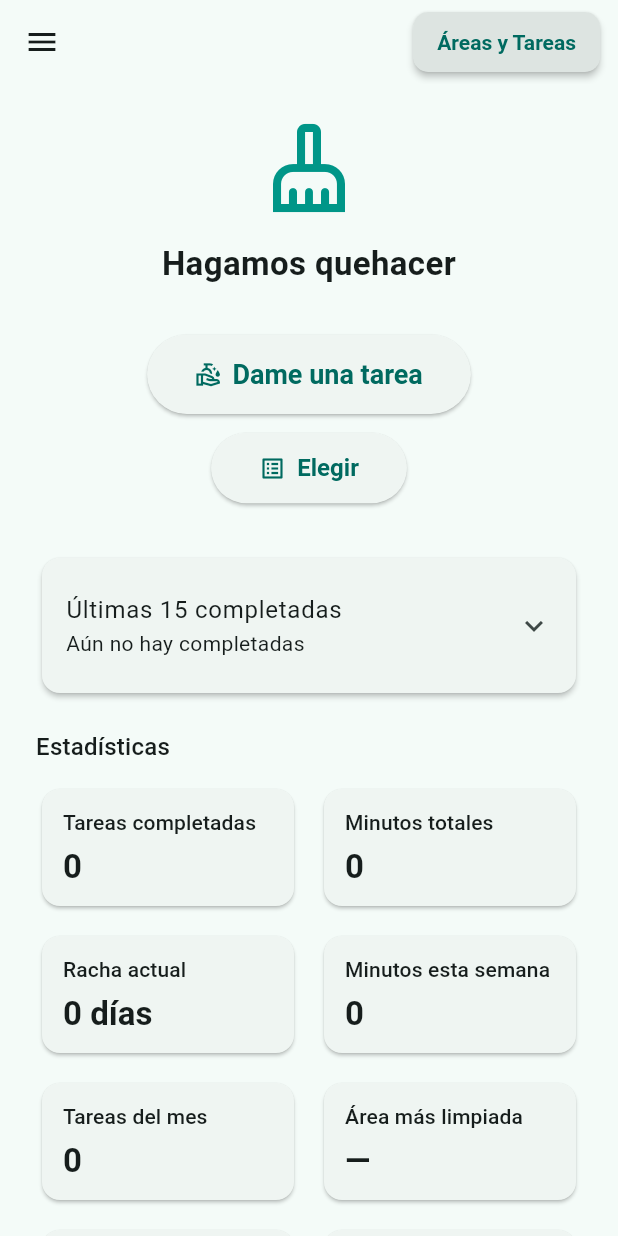
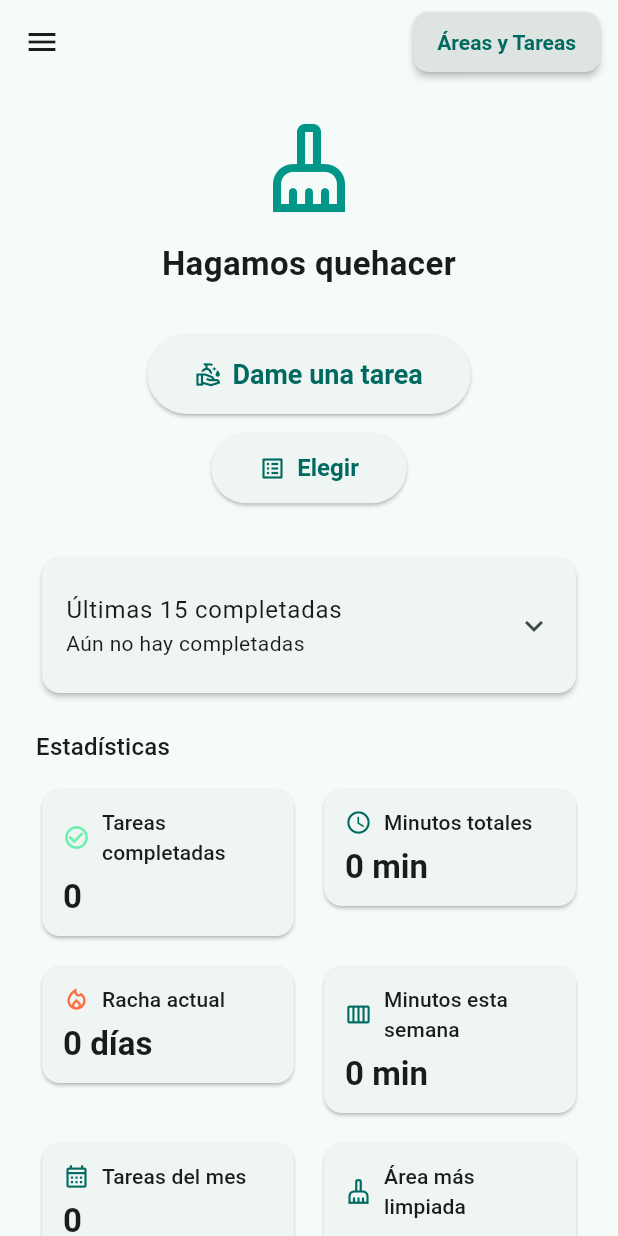
Before and after one commit to wmzd/limpiacasa, a Flutter app: the screen it shows after launch, on a phone screen of 412 x 824 dp. Run offline on Flutter 3.47's test engine with Material 3 defaults, Android fonts, the phone set to English and light mode, and no system bars; our stand-ins replace flutter_local_notifications, shared_preferences, timezone; missing offline and left inert: flutter_ringtone_player.

Commit message:
IU: Issue #13

```diff
--- a/lib/main.dart
+++ b/lib/main.dart
@@ -147,6 +147,14 @@ class _RandomNumberScreenState extends State<RandomNumberScreen> {
       _recent = entries;
       _stats = stats;
     });
+  }
+
+  String _formatMinutes(int minutes) {
+    if (minutes < 60) return '$minutes min';
+    final hours = minutes ~/ 60;
+    final mins = minutes % 60;
+    if (mins == 0) return '$hours h';
+    return '$hours h $mins min';
   }
 
   Future<void> _showAreaPicker(BuildContext context) async {
@@ -393,14 +401,21 @@ class _RandomNumberScreenState extends State<RandomNumberScreen> {
                   runSpacing: 12,
                   alignment: WrapAlignment.start,
                   children: [
-                    _KpiCard(label: 'Tareas completadas', value: _stats.completedTasks.toString(), width: cardWidth),
-                    _KpiCard(label: 'Minutos totales', value: _stats.totalMinutes.toString(), width: cardWidth),
-                    _KpiCard(label: 'Racha actual', value: '${_stats.currentStreak} días', width: cardWidth),
-                    _KpiCard(label: 'Minutos esta semana', value: _stats.minutesThisWeek.toString(), width: cardWidth),
-                    _KpiCard(label: 'Tareas del mes', value: _stats.tasksThisMonth.toString(), width: cardWidth),
-                    _KpiCard(label: 'Área más limpiada', value: _stats.topCleanArea ?? '—', width: cardWidth),
-                    _KpiCard(label: 'Área más saltada', value: _stats.topSkippedArea ?? '—', width: cardWidth),
-                    _KpiCard(label: 'Tarea con más minutos', value: _stats.longestTaskLabel ?? '—', width: cardWidth),
+                    _KpiCard(label: 'Tareas completadas', value: _stats.completedTasks.toString(), width: cardWidth, icon: Icons.check_circle_outline, iconColor: Colors.greenAccent),
+                    _KpiCard(label: 'Minutos totales', value: _formatMinutes(_stats.totalMinutes), width: cardWidth, icon: Icons.schedule_outlined),
+                    _KpiCard(label: 'Racha actual', value: '${_stats.currentStreak} días', width: cardWidth, icon: Icons.local_fire_department_outlined, iconColor: Colors.deepOrangeAccent),
+                    _KpiCard(label: 'Minutos esta semana', value: _formatMinutes(_stats.minutesThisWeek), width: cardWidth, icon: Icons.calendar_view_week_outlined),
+                    _KpiCard(label: 'Tareas del mes', value: _stats.tasksThisMonth.toString(), width: cardWidth, icon: Icons.calendar_month_outlined),
+                    _KpiCard(label: 'Área más limpiada', value: _stats.topCleanArea ?? '—', width: cardWidth, icon: Icons.cleaning_services_outlined),
+                    _KpiCard(label: 'Área más saltada', value: _stats.topSkippedArea ?? '—', width: cardWidth, icon: Icons.close_outlined, iconColor: Colors.redAccent),
+                    _KpiCard(
+                      label: 'Tarea con más minutos',
+                      value: _stats.longestTaskArea == null || _stats.longestTaskMinutes == null
+                          ? '—'
+                          : '${_stats.longestTaskArea} · ${_formatMinutes(_stats.longestTaskMinutes!)}',
+                      width: cardWidth,
+                      icon: Icons.hourglass_bottom_outlined,
+                    ),
                   ],
                 );
               },
@@ -413,11 +428,13 @@ class _RandomNumberScreenState extends State<RandomNumberScreen> {
 }
 
 class _KpiCard extends StatelessWidget {
-  const _KpiCard({required this.label, required this.value, required this.width});
+  const _KpiCard({required this.label, required this.value, required this.width, required this.icon, this.iconColor});
 
   final String label;
   final String value;
   final double width;
+  final IconData icon;
+  final Color? iconColor;
 
   @override
   Widget build(BuildContext context) {
@@ -431,7 +448,13 @@ class _KpiCard extends StatelessWidget {
           child: Column(
             crossAxisAlignment: CrossAxisAlignment.start,
             children: [
-              Text(label, style: Theme.of(context).textTheme.labelLarge),
+              Row(
+                children: [
+                  Icon(icon, size: 18, color: iconColor ?? Theme.of(context).colorScheme.primary),
+                  const SizedBox(width: 8),
+                  Expanded(child: Text(label, style: Theme.of(context).textTheme.labelLarge)),
+                ],
+              ),
               const SizedBox(height: 6),
               Text(value, style: Theme.of(context).textTheme.titleLarge?.copyWith(fontWeight: FontWeight.w700)),
             ],
@@ -1316,7 +1339,8 @@ class DashboardStats {
     required this.topSkippedArea,
     required this.minutesThisWeek,
     required this.tasksThisMonth,
-    required this.longestTaskLabel,
+    required this.longestTaskArea,
+    required this.longestTaskMinutes,
   });
 
   final int completedTasks;
@@ -1326,7 +1350,8 @@ class DashboardStats {
   final String? topSkippedArea;
   final int minutesThisWeek;
   final int tasksThisMonth;
-  final String? longestTaskLabel;
+  final String? longestTaskArea;
+  final int? longestTaskMinutes;
 
   factory DashboardStats.empty() => const DashboardStats(
         completedTasks: 0,
@@ -1336,7 +1361,8 @@ class DashboardStats {
         topSkippedArea: null,
         minutesThisWeek: 0,
         tasksThisMonth: 0,
-        longestTaskLabel: null,
+        longestTaskArea: null,
+        longestTaskMinutes: null,
       );
 }
 
@@ -1524,14 +1550,16 @@ class StorageService {
       topSkippedArea = skipCounts.entries.reduce((a, b) => a.value >= b.value ? a : b).key;
     }
 
-    String? longestTaskLabel;
+    String? longestTaskArea;
+    int? longestTaskMinutes;
     if (completed.isNotEmpty) {
       final byArea = <String, int>{};
       for (final e in completed) {
         byArea[e.area] = (byArea[e.area] ?? 0) + e.minutes;
       }
       final top = byArea.entries.reduce((a, b) => a.value >= b.value ? a : b);
-      longestTaskLabel = '${top.key} · ${top.value} min';
+      longestTaskArea = top.key;
+      longestTaskMinutes = top.value;
     }
 
     // minutes this week (last 7 days including today)
@@ -1553,7 +1581,8 @@ class StorageService {
       topSkippedArea: topSkippedArea,
       minutesThisWeek: minutesThisWeek,
       tasksThisMonth: tasksThisMonth,
-      longestTaskLabel: longestTaskLabel,
+      longestTaskArea: longestTaskArea,
+      longestTaskMinutes: longestTaskMinutes,
     );
   }
 
--- a/pubspec.yaml
+++ b/pubspec.yaml
@@ -1,7 +1,7 @@
 name: limpiacasa
 description: "Una app sencilla para hacer el quehacer de la casa poco a poco"
 publish_to: 'none' # Remove this line if you wish to publish to pub.dev
-version: 1.4.0+35
+version: 1.4.1+36
 
 environment:
   sdk: ^3.10.0
```
